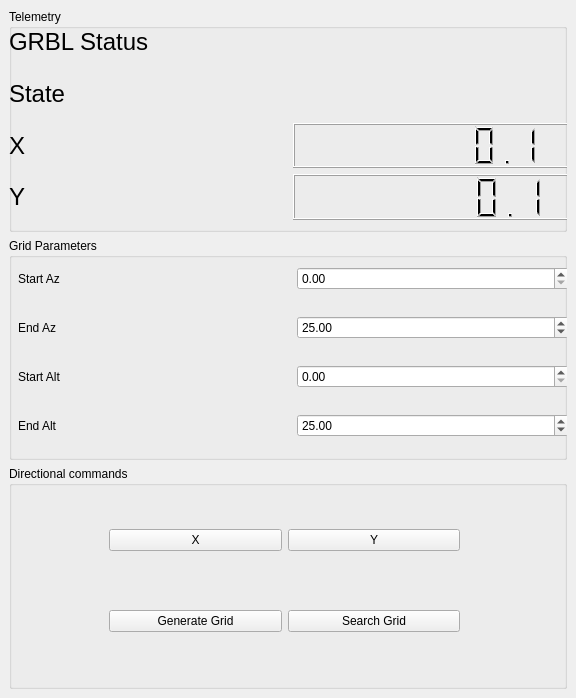
Qt form grid.ui (dakoner/qtcnc) before a commit.
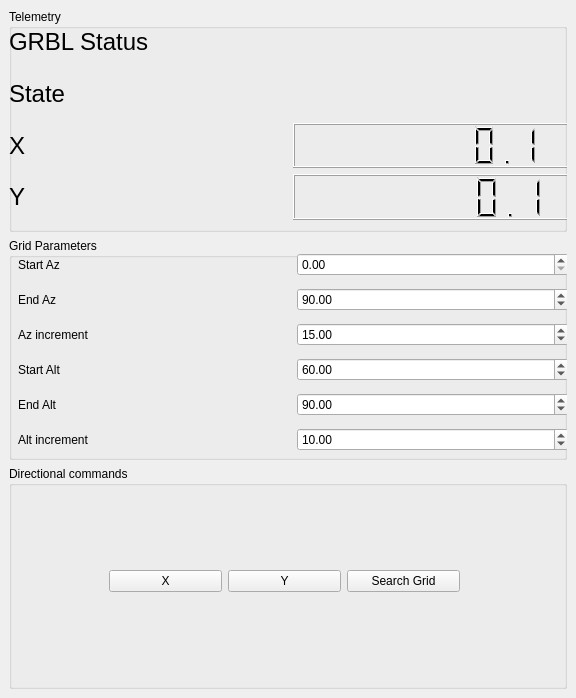
The same form after that commit. Icons and pictures are not drawn.

```diff
--- a/grid.ui
+++ b/grid.ui
@@ -162,10 +162,20 @@
         </rect>
        </property>
        <layout class="QGridLayout" name="gridLayout_3" columnstretch="0,0">
+        <item row="2" column="1">
+         <widget class="QDoubleSpinBox" name="az_increment">
+          <property name="singleStep">
+           <double>0.500000000000000</double>
+          </property>
+          <property name="value">
+           <double>15.000000000000000</double>
+          </property>
+         </widget>
+        </item>
         <item row="2" column="0">
-         <widget class="QLabel" name="label_8">
+         <widget class="QLabel" name="label_2">
           <property name="text">
-           <string>Start Alt</string>
+           <string>Az increment</string>
           </property>
          </widget>
         </item>
@@ -184,53 +194,60 @@
          </widget>
         </item>
         <item row="3" column="0">
+         <widget class="QLabel" name="label_8">
+          <property name="text">
+           <string>Start Alt</string>
+          </property>
+         </widget>
+        </item>
+        <item row="1" column="1">
+         <widget class="QDoubleSpinBox" name="end_az_spinbox">
+          <property name="minimum">
+           <double>0.000000000000000</double>
+          </property>
+          <property name="maximum">
+           <double>360.000000000000000</double>
+          </property>
+          <property name="value">
+           <double>90.000000000000000</double>
+          </property>
+         </widget>
+        </item>
+        <item row="4" column="1">
+         <widget class="QDoubleSpinBox" name="end_alt_spinbox">
+          <property name="minimum">
+           <double>0.000000000000000</double>
+          </property>
+          <property name="maximum">
+           <double>360.000000000000000</double>
+          </property>
+          <property name="value">
+           <double>90.000000000000000</double>
+          </property>
+         </widget>
+        </item>
+        <item row="0" column="1">
+         <widget class="QDoubleSpinBox" name="start_az_spinbox">
+          <property name="minimum">
+           <double>0.000000000000000</double>
+          </property>
+          <property name="maximum">
+           <double>360.000000000000000</double>
+          </property>
+          <property name="value">
+           <double>0.000000000000000</double>
+          </property>
+         </widget>
+        </item>
+        <item row="4" column="0">
          <widget class="QLabel" name="label_9">
           <property name="text">
            <string>End Alt</string>
           </property>
          </widget>
         </item>
-        <item row="0" column="1">
-         <widget class="QDoubleSpinBox" name="start_az_spinbox">
-          <property name="minimum">
-           <double>0.000000000000000</double>
-          </property>
-          <property name="maximum">
-           <double>360.000000000000000</double>
-          </property>
-          <property name="value">
-           <double>0.000000000000000</double>
-          </property>
-         </widget>
-        </item>
-        <item row="1" column="1">
-         <widget class="QDoubleSpinBox" name="end_az_spinbox">
-          <property name="minimum">
-           <double>0.000000000000000</double>
-          </property>
-          <property name="maximum">
-           <double>360.000000000000000</double>
-          </property>
-          <property name="value">
-           <double>25.000000000000000</double>
-          </property>
-         </widget>
-        </item>
-        <item row="2" column="1">
-         <widget class="QDoubleSpinBox" name="start_alt_spinbox">
-          <property name="minimum">
-           <double>0.000000000000000</double>
-          </property>
-          <property name="maximum">
-           <double>360.000000000000000</double>
-          </property>
-          <property name="value">
-           <double>0.000000000000000</double>
-          </property>
-         </widget>
-        </item>
         <item row="3" column="1">
-         <widget class="QDoubleSpinBox" name="end_alt_spinbox">
+         <widget class="QDoubleSpinBox" name="start_alt_spinbox">
           <property name="minimum">
            <double>0.000000000000000</double>
           </property>
@@ -238,7 +255,24 @@
            <double>360.000000000000000</double>
           </property>
           <property name="value">
-           <double>25.000000000000000</double>
+           <double>60.000000000000000</double>
+          </property>
+         </widget>
+        </item>
+        <item row="5" column="1">
+         <widget class="QDoubleSpinBox" name="alt_increment">
+          <property name="singleStep">
+           <double>0.500000000000000</double>
+          </property>
+          <property name="value">
+           <double>10.000000000000000</double>
+          </property>
+         </widget>
+        </item>
+        <item row="5" column="0">
+         <widget class="QLabel" name="label_7">
+          <property name="text">
+           <string>Alt increment</string>
           </property>
          </widget>
         </item>
@@ -261,17 +295,6 @@
         </rect>
        </property>
        <layout class="QGridLayout" name="gridLayout_2">
-        <item row="0" column="1">
-         <widget class="QPushButton" name="home_y_button">
-          <property name="text">
-           <string>Y</string>
-          </property>
-          <property name="icon">
-           <iconset resource="resources.qrc">
-            <normaloff>:/Images/Images/home.svg</normaloff>:/Images/Images/home.svg</iconset>
-          </property>
-         </widget>
-        </item>
         <item row="0" column="0">
          <widget class="QPushButton" name="home_x_button">
           <property name="text">
@@ -283,10 +306,10 @@
           </property>
          </widget>
         </item>
-        <item row="1" column="0">
-         <widget class="QPushButton" name="generate_grid_button">
+        <item row="0" column="1">
+         <widget class="QPushButton" name="home_y_button">
           <property name="text">
-           <string>Generate Grid</string>
+           <string>Y</string>
           </property>
           <property name="icon">
            <iconset resource="resources.qrc">
@@ -294,7 +317,7 @@
           </property>
          </widget>
         </item>
-        <item row="1" column="1">
+        <item row="0" column="2">
          <widget class="QPushButton" name="search_grid_button">
           <property name="text">
            <string>Search Grid</string>
```
